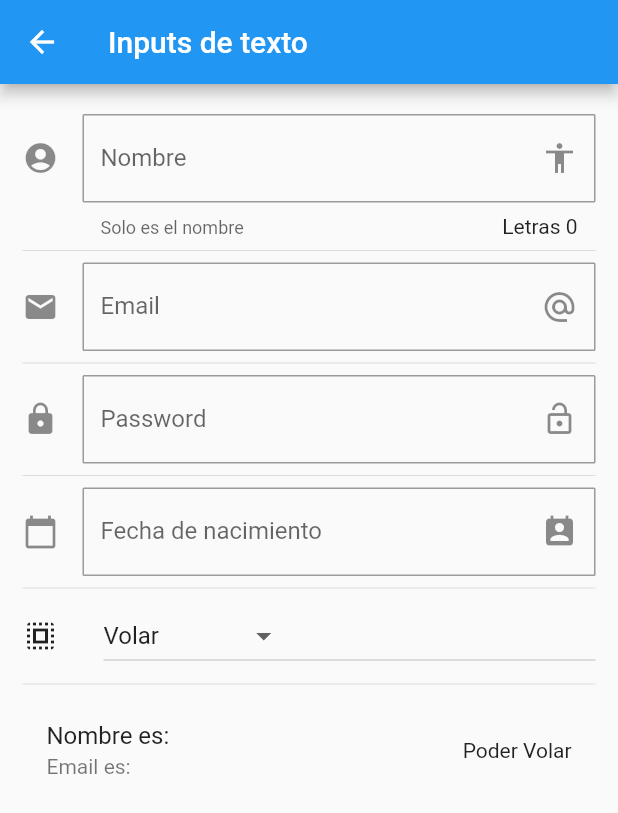
After one commit to carlossas/Flutter-Componentes, a Flutter app: the InputPage screen opened by its route, on a phone screen of 412 x 824 dp. The commit adds this screen. Shown: the top 813 px of the screen. Run offline on Flutter 3.47's test engine with Material 2 defaults, Android fonts, the phone set to English and light mode, and no system bars; network calls fail.

Commit message:
Version estable 1.0

```diff
--- a/data/menu_opts.json
+++ b/data/menu_opts.json
@@ -1,20 +1,39 @@
 {
-    "nombreApp" : "Componentes",
-    "rutas" : [
-        {
-            "ruta" : "alert",
-            "icon" : "add_alert",
+    "nombreApp": "Componentes",
+    "rutas": [{
+            "ruta": "alert",
+            "icon": "add_alert",
             "texto": "Alertas"
         },
         {
-            "ruta" : "avatar",
-            "icon" : "accessibility",
+            "ruta": "avatar",
+            "icon": "accessibility",
             "texto": "Avatars"
         },
         {
-            "ruta" : "card",
-            "icon" : "folder_open",
+            "ruta": "card",
+            "icon": "folder_open",
             "texto": "Cards - Tarjetas"
+        },
+        {
+            "ruta": "animatedContainer",
+            "icon": "donut_large",
+            "texto": "Animated Container"
+        },
+        {
+            "ruta": "inputs",
+            "icon": "input",
+            "texto": "Inputs"
+        },
+        {
+            "ruta": "slider",
+            "icon": "tune",
+            "texto": "Sliders"
+        },
+        {
+            "ruta": "list",
+            "icon": "list",
+            "texto": "Listas, Refresh y Scroll"
         }
     ]
 }
--- a/lib/src/pages/home_page.dart
+++ b/lib/src/pages/home_page.dart
@@ -37,6 +37,10 @@ class HomePage extends StatelessWidget {
   List<Widget> _listaItems(List<dynamic> data, BuildContext context) {
     final List<Widget> opciones = [];
 
+    // if (data == null) {
+    //   return [];
+    // }
+
     data.forEach((opt) {
       final widgetTemp = ListTile(
         title: Text(opt['texto']),
--- /dev/null
+++ b/lib/src/pages/input_page.dart
@@ -0,0 +1,184 @@
+import 'package:flutter/material.dart';
+
+class InputPage extends StatefulWidget {
+  _InputPageState createState() => _InputPageState();
+}
+
+class _InputPageState extends State<InputPage> {
+  String _nombre = "";
+  String _email = "";
+  String _password = "";
+  String _opcionSeleccionada = "Volar";
+  TextEditingController _inputDateController = new TextEditingController();
+
+  List _poderes = ["Volar", "Rayos x", "Super Aliento", "Super Fuerza"];
+
+  @override
+  Widget build(BuildContext context) {
+    return Scaffold(
+      appBar: AppBar(
+        title: Text("Inputs de texto"),
+      ),
+      body: ListView(
+        padding: EdgeInsets.symmetric(horizontal: 15, vertical: 20.0),
+        children: <Widget>[
+          _crearInput(),
+          Divider(),
+          _crearEmail(),
+          Divider(),
+          _crearPassword(),
+          Divider(),
+          _crearFecha(context),
+          Divider(),
+          _crearDropdown(),
+          Divider(),
+          _crearPersona(),
+        ],
+      ),
+    );
+  }
+
+  Widget _crearInput() {
+    return TextField(
+      autofocus: false,
+      textCapitalization: TextCapitalization.sentences,
+      decoration: InputDecoration(
+        border: OutlineInputBorder(
+          borderRadius: BorderRadius.circular(1.0),
+        ),
+        counter: Text("Letras ${_nombre.length}"),
+        hintText: "Nombre de la persona",
+        labelText: "Nombre",
+        helperText: "Solo es el nombre",
+        suffixIcon: Icon(Icons.accessibility),
+        icon: Icon(Icons.account_circle),
+      ),
+      onChanged: (valor) {
+        setState(() {
+          _nombre = valor;
+          // print(_nombre);
+        });
+      },
+    );
+  }
+
+  Widget _crearPersona() {
+    return ListTile(
+      title: Text("Nombre es: $_nombre"),
+      subtitle: Text("Email es: $_email"),
+      trailing: Text("Poder $_opcionSeleccionada"),
+    );
+  }
+
+  Widget _crearEmail() {
+    return TextField(
+      keyboardType: TextInputType.emailAddress,
+      decoration: InputDecoration(
+        border: OutlineInputBorder(
+          borderRadius: BorderRadius.circular(1.0),
+        ),
+        hintText: "Email de la persona",
+        labelText: "Email",
+        suffixIcon: Icon(Icons.alternate_email),
+        icon: Icon(Icons.email),
+      ),
+      onChanged: (valor) {
+        setState(() {
+          _email = valor;
+          // print(_email);
+        });
+      },
+    );
+  }
+
+  Widget _crearPassword() {
+    return TextField(
+      obscureText: true,
+      decoration: InputDecoration(
+        border: OutlineInputBorder(
+          borderRadius: BorderRadius.circular(1.0),
+        ),
+        hintText: "Password",
+        labelText: "Password",
+        suffixIcon: Icon(Icons.lock_open),
+        icon: Icon(Icons.lock),
+      ),
+      onChanged: (valor) {
+        setState(() {
+          _password = valor;
+          // print(_password);
+        });
+      },
+    );
+  }
+
+  Widget _crearFecha(BuildContext context) {
+    return TextField(
+      enableInteractiveSelection: false,
+      controller: _inputDateController,
+      decoration: InputDecoration(
+        border: OutlineInputBorder(
+          borderRadius: BorderRadius.circular(1.0),
+        ),
+        hintText: "Fecha de nacimiento",
+        labelText: "Fecha de nacimiento",
+        suffixIcon: Icon(Icons.perm_contact_calendar),
+        icon: Icon(Icons.calendar_today),
+      ),
+      onTap: () {
+        FocusScope.of(context).requestFocus(new FocusNode());
+        _selectDate(context);
+      },
+    );
+  }
+
+  void _selectDate(BuildContext context) async {
+    DateTime picked = await showDatePicker(
+      context: context,
+      initialDate: new DateTime.now(),
+      firstDate: new DateTime(2018),
+      lastDate: new DateTime(2025),
+      locale: Locale('es', 'MX'),
+    );
+
+    if (picked != null) {
+      setState(() {
+        _inputDateController.text = picked.toString();
+      });
+    }
+  }
+
+  List<DropdownMenuItem<String>> getOpcionesDropdown() {
+    List<DropdownMenuItem<String>> lista = new List();
+
+    _poderes.forEach((poder) {
+      lista.add(DropdownMenuItem(
+        child: Text(poder),
+        value: poder,
+      ));
+    });
+
+    return lista;
+  }
+
+  Widget _crearDropdown() {
+    return Row(
+      children: <Widget>[
+        Icon(Icons.select_all),
+        SizedBox(width: 30),
+        Expanded(
+          child: DropdownButton(
+            value: _opcionSeleccionada,
+            items: getOpcionesDropdown(),
+            onChanged: (opt) {
+              setState(() {
+                _opcionSeleccionada = opt;
+              });
+              print(opt);
+            },
+          ),
+        ),
+      ],
+    );
+  }
+}
--- a/lib/src/routes/routes.dart
+++ b/lib/src/routes/routes.dart
@@ -1,10 +1,14 @@
-import 'package:componentes/src/pages/card_page.dart';
 import 'package:flutter/material.dart';
 
 //Rutas
 import 'package:componentes/src/pages/alert_page.dart';
 import 'package:componentes/src/pages/avatar_page.dart';
 import 'package:componentes/src/pages/home_page.dart';
+import 'package:componentes/src/pages/animated_container.dart';
+import 'package:componentes/src/pages/card_page.dart';
+import 'package:componentes/src/pages/input_page.dart';
+import 'package:componentes/src/pages/slider_page.dart';
+import 'package:componentes/src/pages/listview_page.dart';
 
 Map<String, WidgetBuilder> getApplicatonRoutes() {
   return <String, WidgetBuilder>{
@@ -12,5 +16,9 @@ Map<String, WidgetBuilder> getApplicatonRoutes() {
     'alert': (BuildContext context) => AlertPage(),
     'avatar': (BuildContext context) => AvatarPage(),
     'card': (BuildContext context) => CardPage(),
+    'animatedContainer': (BuildContext context) => AnimatedContainerPage(),
+    'inputs': (BuildContext context) => InputPage(),
+    'slider': (BuildContext context) => SliderPage(),
+    'list': (BuildContext context) => ListaPage()
   };
 }
--- a/lib/src/utils/icono_string_util.dart
+++ b/lib/src/utils/icono_string_util.dart
@@ -4,6 +4,10 @@ final _icons = <String, IconData>{
   'add_alert': Icons.add_alert,
   'accessibility': Icons.accessibility,
   'folder_open': Icons.folder_open,
+  'donut_large': Icons.donut_large,
+  'input': Icons.input,
+  'tune': Icons.tune,
+  'list': Icons.list,
 };
 
 Icon getIcon(String nombreIcono) {
--- a/pubspec.yaml
+++ b/pubspec.yaml
@@ -18,6 +18,9 @@ environment:
 
 dependencies:
   flutter:
+    sdk: flutter
+
+  flutter_localizations:
     sdk: flutter
 
   # The following adds the Cupertino Icons font to your application.
@@ -43,7 +46,7 @@ flutter:
   # To add assets to your application, add an assets section, like this:
   assets:
    - data/menu_opts.json
-  #  - images/a_dot_ham.jpeg
+   - assets/
 
   # An image asset can refer to one or more resolution-specific "variants", see
   # https://flutter.dev/assets-and-images/#resolution-aware.
```
Also changed, not shown: lib/main.dart (+10 -0 lines), lib/src/pages/alert_page.dart (+51 -0 lines), lib/src/pages/animated_container.dart (added, +52 -0 lines), lib/src/pages/avatar_page.dart (+25 -0 lines), lib/src/pages/card_page.dart (+81 -0 lines), lib/src/pages/listview_page.dart (added, +132 -0 lines), lib/src/pages/slider_page.dart (added, +92 -0 lines), assets/jar-loading.gif (added), pubspec.lock, 3 other files.
